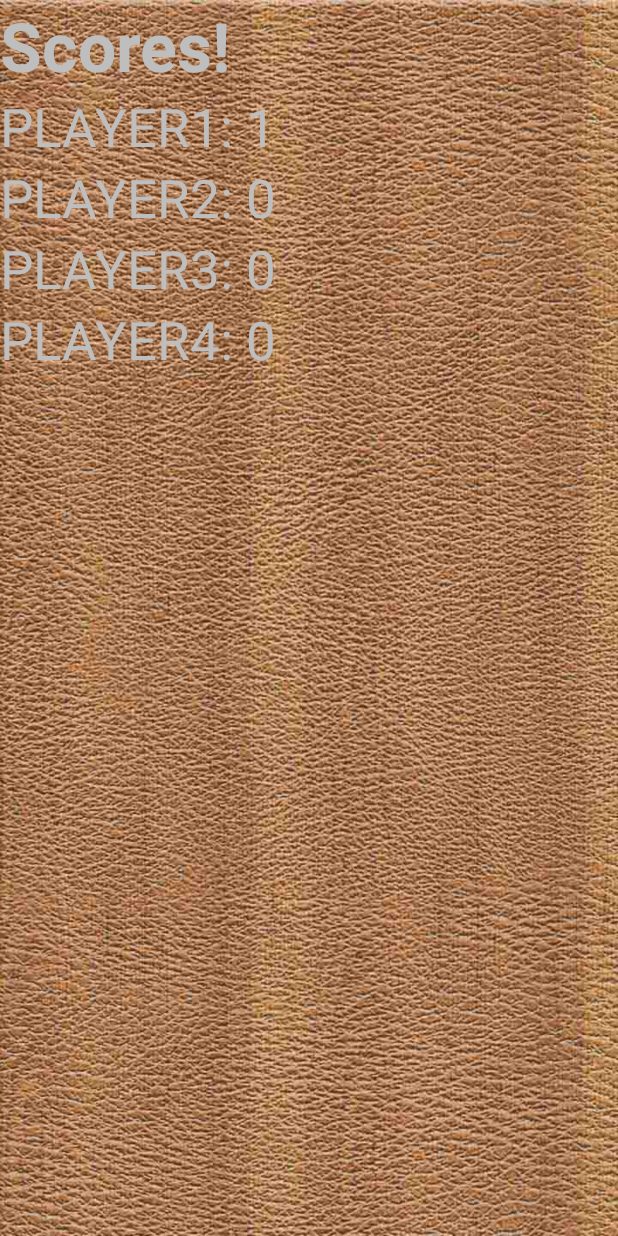
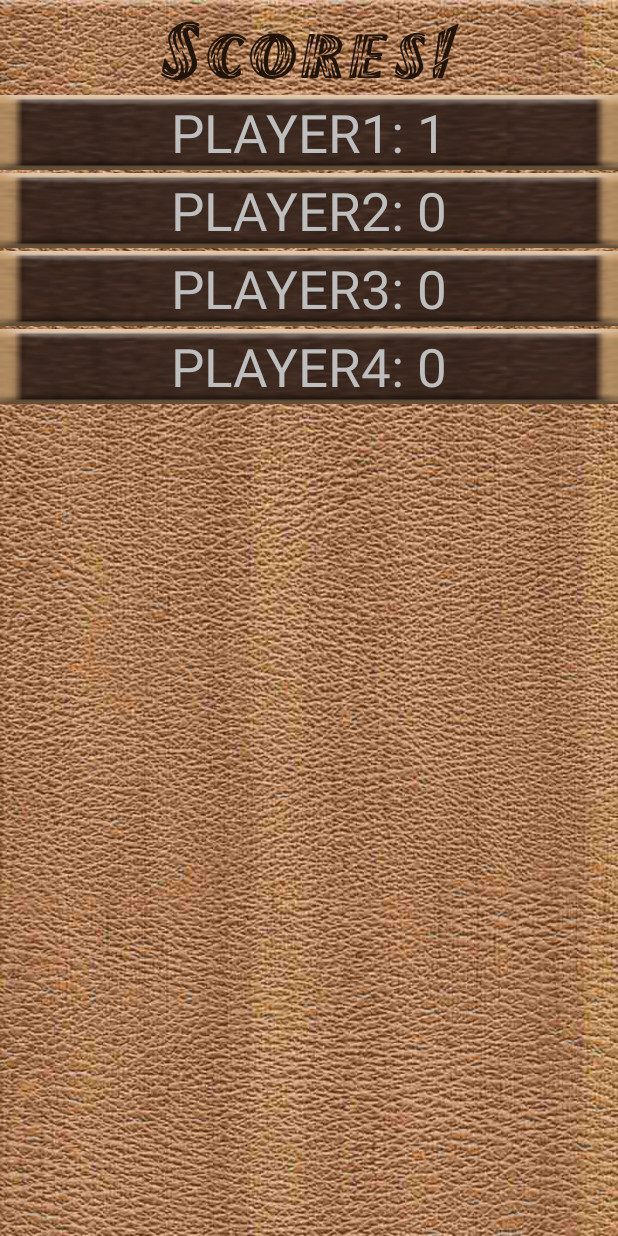
Before and after one commit to imranicp/mobileapp07, an Android app: the ScoreActivity screen opened directly, with no data from a screen before it, on a phone screen of 412 x 824 dp. Run offline under Robolectric (Android 15) with nearby library versions, the phone set to English and light mode, and no system bars.

Commit message:
Tile for Score activity added, some adjustments in Score activity layout.

```diff
--- a/app/src/main/res/layout/score_layout.xml
+++ b/app/src/main/res/layout/score_layout.xml
@@ -4,39 +4,47 @@
     android:layout_width="match_parent"
     android:layout_height="match_parent">
 
-    <TextView
+    <logic.main.com.boardgame.CustomTextView
         android:id="@+id/textview"
         android:text="Scores!"
-        android:textSize="45dp"
+        android:textSize="55sp"
         android:layout_width="wrap_content"
         android:layout_height="wrap_content"
-
         android:layout_alignParentEnd="true"
         android:layout_alignParentStart="true"
         android:textAlignment="center"
-        android:textStyle="bold" />
+        android:textStyle="bold"
+        android:gravity="center"
+        android:textColor="@color/fontcolor"
+        />
 
     <TextView
         android:layout_width="wrap_content"
         android:layout_height="wrap_content"
         android:text="New Text"
-        android:textSize="35dp"
+        android:textSize="35sp"
         android:id="@+id/player1"
         android:layout_below="@+id/textview"
         android:layout_alignParentStart="true"
         android:layout_alignParentEnd="true"
-
-        android:textAlignment="center" />
+        android:gravity="center"
+        android:textAlignment="center"
+        android:background="@drawable/score"
+        android:layout_marginTop="2dp"
+        />
 
     <TextView
         android:layout_width="wrap_content"
         android:layout_height="wrap_content"
         android:text="New Text"
-        android:textSize="35dp"
+        android:textSize="35sp"
         android:id="@+id/player2"
         android:layout_below="@+id/player1"
         android:layout_alignParentStart="true"
         android:layout_alignParentEnd="true"
+        android:background="@drawable/score"
+        android:gravity="center"
+        android:layout_marginTop="2dp"
         />
 
     <TextView
@@ -44,21 +52,27 @@
         android:layout_height="wrap_content"
         android:text="New Text"
         android:id="@+id/player3"
-        android:textSize="35dp"
+        android:textSize="35sp"
         android:layout_below="@+id/player2"
         android:layout_alignParentStart="true"
         android:layout_alignParentEnd="true"
+        android:background="@drawable/score"
+        android:gravity="center"
+        android:layout_marginTop="2dp"
         />
 
     <TextView
         android:layout_width="wrap_content"
         android:layout_height="wrap_content"
         android:text="New Text"
-        android:textSize="35dp"
+        android:textSize="35sp"
         android:id="@+id/player4"
         android:layout_below="@+id/player3"
         android:layout_alignParentStart="true"
         android:layout_alignParentEnd="true"
+        android:background="@drawable/score"
+        android:gravity="center"
+        android:layout_marginTop="2dp"
         />
 
 </RelativeLayout>
```
Also changed, not shown: app/src/main/res/drawable/score.png (added).
